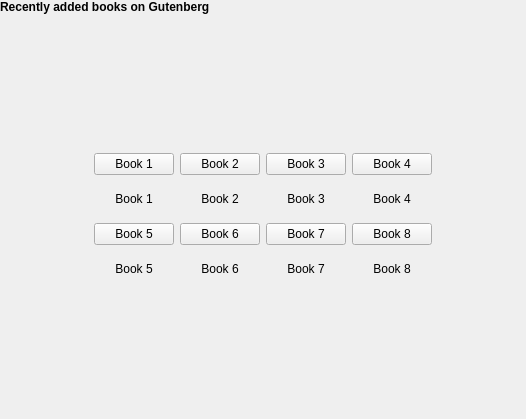
Quill-OS/quill, file librarywidget.ui: the form before one commit.
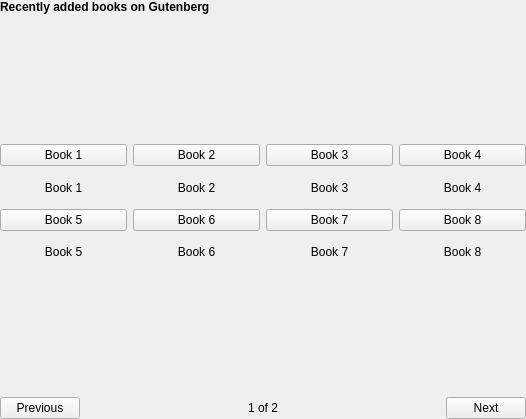
The form after the commit.

Commit message: Optimization of libraryWidget for low-resolution devices

```diff
--- a/librarywidget.ui
+++ b/librarywidget.ui
@@ -65,7 +65,7 @@
          </property>
          <item>
           <layout class="QGridLayout" name="gridLayout_2">
-           <item row="4" column="3">
+           <item row="4" column="2">
             <widget class="QLabel" name="book7Label">
              <property name="text">
               <string>Book 7</string>
@@ -78,34 +78,21 @@
              </property>
             </widget>
            </item>
-           <item row="2" column="0">
-            <spacer name="horizontalSpacer">
-             <property name="orientation">
-              <enum>Qt::Horizontal</enum>
-             </property>
-             <property name="sizeHint" stdset="0">
-              <size>
-               <width>40</width>
-               <height>20</height>
-              </size>
-             </property>
-            </spacer>
-           </item>
-           <item row="1" column="3">
+           <item row="1" column="2">
             <widget class="QPushButton" name="book3Btn">
              <property name="text">
               <string>Book 3</string>
              </property>
             </widget>
            </item>
-           <item row="1" column="4">
+           <item row="1" column="3">
             <widget class="QPushButton" name="book4Btn">
              <property name="text">
               <string>Book 4</string>
              </property>
             </widget>
            </item>
-           <item row="2" column="3">
+           <item row="2" column="2">
             <widget class="QLabel" name="book3Label">
              <property name="text">
               <string>Book 3</string>
@@ -118,14 +105,14 @@
              </property>
             </widget>
            </item>
-           <item row="3" column="1">
+           <item row="3" column="0">
             <widget class="QPushButton" name="book5Btn">
              <property name="text">
               <string>Book 5</string>
              </property>
             </widget>
            </item>
-           <item row="2" column="1">
+           <item row="2" column="0">
             <widget class="QLabel" name="book1Label">
              <property name="text">
               <string>Book 1</string>
@@ -138,14 +125,14 @@
              </property>
             </widget>
            </item>
-           <item row="3" column="2">
+           <item row="3" column="1">
             <widget class="QPushButton" name="book6Btn">
              <property name="text">
               <string>Book 6</string>
              </property>
             </widget>
            </item>
-           <item row="4" column="1">
+           <item row="4" column="0">
             <widget class="QLabel" name="book5Label">
              <property name="text">
               <string>Book 5</string>
@@ -158,14 +145,14 @@
              </property>
             </widget>
            </item>
-           <item row="1" column="2">
+           <item row="1" column="1">
             <widget class="QPushButton" name="book2Btn">
              <property name="text">
               <string>Book 2</string>
              </property>
             </widget>
            </item>
-           <item row="2" column="2">
+           <item row="2" column="1">
             <widget class="QLabel" name="book2Label">
              <property name="text">
               <string>Book 2</string>
@@ -178,7 +165,7 @@
              </property>
             </widget>
            </item>
-           <item row="2" column="4">
+           <item row="2" column="3">
             <widget class="QLabel" name="book4Label">
              <property name="text">
               <string>Book 4</string>
@@ -191,14 +178,14 @@
              </property>
             </widget>
            </item>
-           <item row="3" column="3">
+           <item row="3" column="2">
             <widget class="QPushButton" name="book7Btn">
              <property name="text">
               <string>Book 7</string>
              </property>
             </widget>
            </item>
-           <item row="4" column="4">
+           <item row="4" column="3">
             <widget class="QLabel" name="book8Label">
              <property name="text">
               <string>Book 8</string>
@@ -211,21 +198,21 @@
              </property>
             </widget>
            </item>
-           <item row="1" column="1">
+           <item row="1" column="0">
             <widget class="QPushButton" name="book1Btn">
              <property name="text">
               <string>Book 1</string>
              </property>
             </widget>
            </item>
-           <item row="3" column="4">
+           <item row="3" column="3">
             <widget class="QPushButton" name="book8Btn">
              <property name="text">
               <string>Book 8</string>
              </property>
             </widget>
            </item>
-           <item row="4" column="2">
+           <item row="4" column="1">
             <widget class="QLabel" name="book6Label">
              <property name="text">
               <string>Book 6</string>
@@ -238,19 +225,6 @@
              </property>
             </widget>
            </item>
-           <item row="3" column="5">
-            <spacer name="horizontalSpacer_2">
-             <property name="orientation">
-              <enum>Qt::Horizontal</enum>
-             </property>
-             <property name="sizeHint" stdset="0">
-              <size>
-               <width>40</width>
-               <height>20</height>
-              </size>
-             </property>
-            </spacer>
-           </item>
           </layout>
          </item>
         </layout>
@@ -439,6 +413,60 @@
        </property>
       </spacer>
      </item>
+     <item row="6" column="0">
+      <layout class="QGridLayout" name="gridLayout_4">
+       <property name="bottomMargin">
+        <number>0</number>
+       </property>
+       <item row="0" column="0">
+        <widget class="QPushButton" name="previousBtn">
+         <property name="text">
+          <string>Previous</string>
+         </property>
+        </widget>
+       </item>
+       <item row="0" column="1">
+        <spacer name="horizontalSpacer">
+         <property name="orientation">
+          <enum>Qt::Horizontal</enum>
+         </property>
+         <property name="sizeHint" stdset="0">
+          <size>
+           <width>40</width>
+           <height>20</height>
+          </size>
+         </property>
+        </spacer>
+       </item>
+       <item row="0" column="4">
+        <widget class="QPushButton" name="nextBtn">
+         <property name="text">
+          <string>Next</string>
+         </property>
+        </widget>
+       </item>
+       <item row="0" column="2">
+        <widget class="QLabel" name="pageLabel">
+         <property name="text">
+          <string>1 of 2</string>
+         </property>
+        </widget>
+       </item>
+       <item row="0" column="3">
+        <spacer name="horizontalSpacer_2">
+         <property name="orientation">
+          <enum>Qt::Horizontal</enum>
+         </property>
+         <property name="sizeHint" stdset="0">
+          <size>
+           <width>40</width>
+           <height>20</height>
+          </size>
+         </property>
+        </spacer>
+       </item>
+      </layout>
+     </item>
     </layout>
    </item>
   </layout>
```
Left out of the diff: 24 changed lines with no effect on the pictures. The commit also changes 2 other files.
